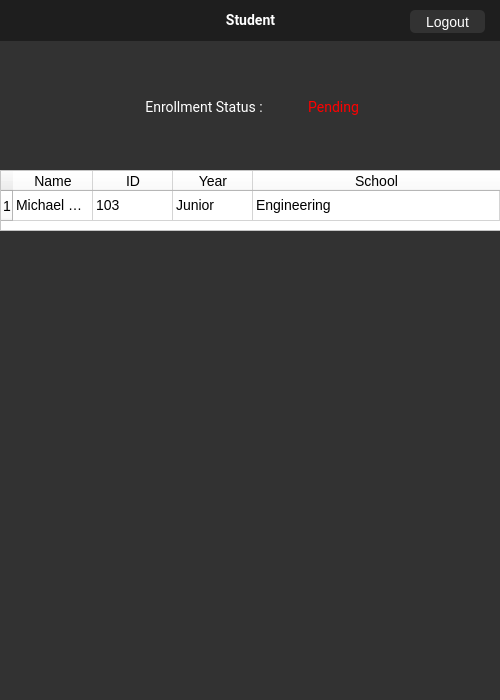
The window that Student.ui (sheikhsufyan89/dsa_project) describes before a commit, drawn with Qt 5.
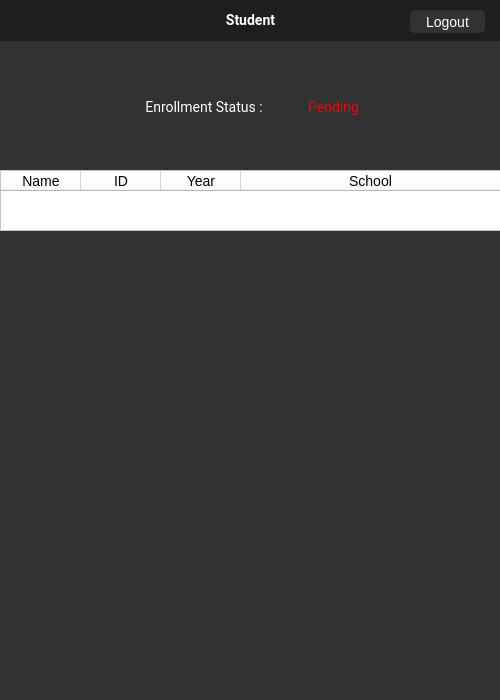
The same window after the commit.

What changed in the file:
```diff
--- a/Student.ui
+++ b/Student.ui
@@ -77,11 +77,6 @@
    <attribute name="horizontalHeaderStretchLastSection">
     <bool>true</bool>
    </attribute>
-   <row>
-    <property name="text">
-     <string>1</string>
-    </property>
-   </row>
    <column>
     <property name="text">
      <string>Name</string>
@@ -102,26 +97,6 @@
      <string>School</string>
     </property>
    </column>
-   <item row="0" column="0">
-    <property name="text">
-     <string>Michael Brown</string>
-    </property>
-   </item>
-   <item row="0" column="1">
-    <property name="text">
-     <string>103</string>
-    </property>
-   </item>
-   <item row="0" column="2">
-    <property name="text">
-     <string>Junior</string>
-    </property>
-   </item>
-   <item row="0" column="3">
-    <property name="text">
-     <string>Engineering</string>
-    </property>
-   </item>
   </widget>
   <widget class="QPushButton" name="LogoutBtn">
    <property name="geometry">
```
